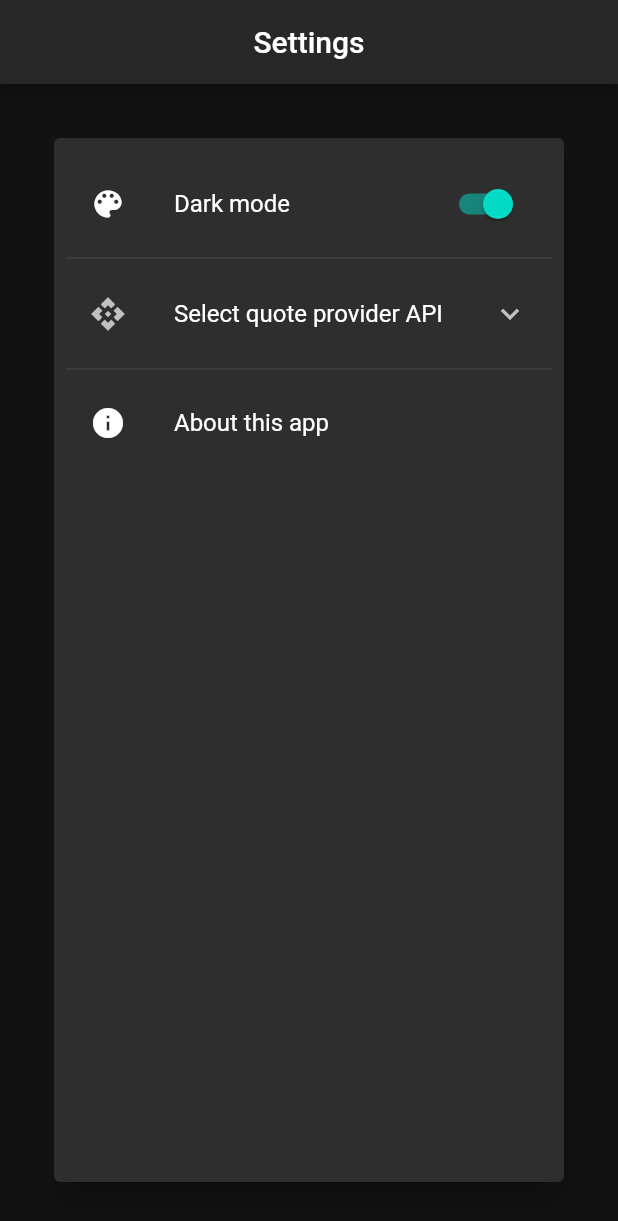
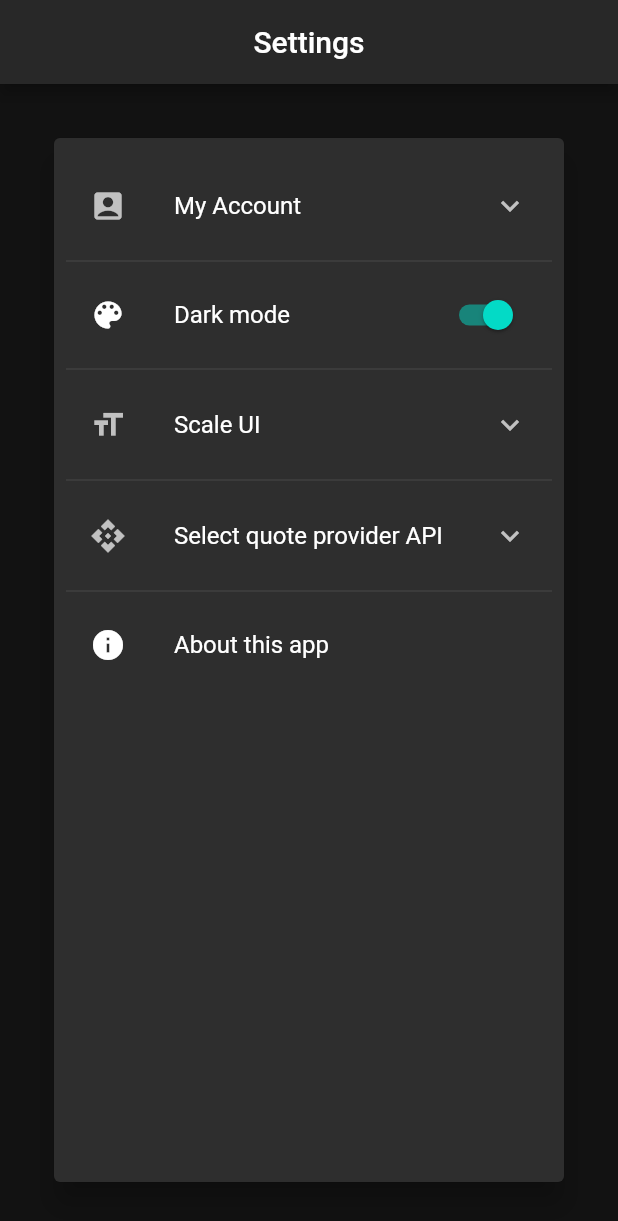
Before and after one commit to dkinzler/flutter-quotes, a Flutter app: the SettingsScreen screen opened by its route, on a phone screen of 412 x 824 dp. Shown: the top 1221 px of the screen. Run offline on Flutter 3.47's test engine with Material 2 defaults, Android fonts, the phone set to English and light mode, and no system bars; our stand-ins replace bloc, bloc_concurrency, device_preview, equatable, flutter_bloc, flutter_form_builder and 6 more; missing offline and left inert: shared_preferences_web; accounts and stored records are empty.

Commit message:
ability to store and retrieve login sessions, ui scale slider and my account info for settings screen

```diff
--- a/lib/auth/user.dart
+++ b/lib/auth/user.dart
@@ -2,14 +2,38 @@ import 'package:equatable/equatable.dart';
 
 class User extends Equatable {
   final String email;
+  final String name;
+  final DateTime? lastLoginTime;
 
   const User({
     required this.email,
+    required this.name,
+    this.lastLoginTime,
   });
 
-  const User.empty() :
-    email = '';
+  const User.empty()
+      : email = '',
+        name = '',
+        lastLoginTime = null;
 
   @override
-  List<Object?> get props => [email];
+  List<Object?> get props => [email, name, lastLoginTime];
+
+  Map<String, dynamic> toMap() {
+    return {
+      'email': email,
+      'name': name,
+      'lastLoginTime': lastLoginTime?.millisecondsSinceEpoch,
+    };
+  }
+
+  factory User.fromMap(Map<String, dynamic> map) {
+    return User(
+      email: map['email'] ?? '',
+      name: map['name'] ?? '',
+      lastLoginTime: map['lastLoginTime'] != null
+          ? DateTime.fromMillisecondsSinceEpoch(map['lastLoginTime'])
+          : null,
+    );
+  }
 }
--- a/lib/home/nav.dart
+++ b/lib/home/nav.dart
@@ -1,6 +1,4 @@
 import 'package:flutter/material.dart';
-import 'package:flutter_bloc/flutter_bloc.dart';
-import 'package:flutter_sample/auth/auth_cubit.dart';
 import 'package:flutter_sample/home/actions.dart';
 import 'package:flutter_sample/routing/routing.dart';
 import 'package:flutter_sample/theme/theme.dart';
@@ -19,8 +17,6 @@ class _NavRailState extends State<NavRail> {
 
   @override
   Widget build(BuildContext context) {
-    //TODO if window gets too small we can't display it all, then a listview would be better, but with the ListView can we easily make it so that logout and settings is at the bottom?
-    //should be fine though, if not use a singleChildScrollView
     Widget extendIcon = const Icon(Icons.double_arrow);
     if (extended) {
       extendIcon = Transform.scale(
@@ -29,8 +25,11 @@ class _NavRailState extends State<NavRail> {
       );
     }
 
+    var minExtendedWidth = 232 * context.appTheme.scale;
+
     return NavigationRail(
       extended: extended,
+      minExtendedWidth: minExtendedWidth,
       selectedIndex: _tabToIndex(widget.selectedTab),
       leading: IconButton(
         icon: extendIcon,
@@ -77,6 +76,7 @@ class _NavRailState extends State<NavRail> {
         //and one for settings and logout
         child: NavigationRail(
           extended: extended,
+          minExtendedWidth: minExtendedWidth,
           selectedIndex: null,
           //align widgets to the bottom
           groupAlignment: 1.0,
--- a/lib/search/search_cubit.dart
+++ b/lib/search/search_cubit.dart
@@ -25,6 +25,7 @@ class SearchState extends Equatable {
   final String query;
   final List<Quote>? quotes;
   final Object? queryCursor;
+  final int? totalNumberOfResults;
 
   bool get canLoadMore => queryCursor != null;
   bool get hasResults => quotes != null;
@@ -35,22 +36,26 @@ class SearchState extends Equatable {
     this.query = '',
     this.quotes,
     this.queryCursor,
+    this.totalNumberOfResults,
   });
 
   @override
-  List<Object?> get props => [status, query, quotes, queryCursor];
+  List<Object?> get props =>
+      [status, query, quotes, queryCursor, totalNumberOfResults];
 
   SearchState copyWith({
     SearchStatus? status,
     String? query,
     List<Quote>? quotes,
     Object? queryCursor,
+    int? totalNumberOfResults,
   }) {
     return SearchState(
       status: status ?? this.status,
       query: query ?? this.query,
       quotes: quotes ?? this.quotes,
       queryCursor: queryCursor ?? this.queryCursor,
+      totalNumberOfResults: totalNumberOfResults ?? this.totalNumberOfResults,
     );
   }
 }
@@ -99,6 +104,7 @@ class SearchCubit extends Cubit<SearchState> {
         query: query,
         quotes: result.quotes,
         queryCursor: result.queryCursor,
+        totalNumberOfResults: result.totalNumberOfResults,
       ));
       return true;
     } catch (e) {
@@ -135,6 +141,7 @@ class SearchCubit extends Cubit<SearchState> {
         quotes: newQuotes,
         //Note: we can't use state.copyWith here, because if result.queryCursor is null the queryCursor field of state would not actually be set to null, since copyWith ignores null arguments
         queryCursor: result.queryCursor,
+        totalNumberOfResults: result.totalNumberOfResults,
       ));
       return true;
     } catch (e) {
--- a/lib/settings/settings_cubit.dart
+++ b/lib/settings/settings_cubit.dart
@@ -1,6 +1,4 @@
 import 'package:equatable/equatable.dart';
-import 'package:flutter_sample/quote/mock/apiclient.dart';
-import 'package:flutter_sample/quote/quotable/apiclient.dart';
 import 'package:hydrated_bloc/hydrated_bloc.dart';
 
 //TODO right now these settings are global to the app
@@ -24,33 +22,42 @@ enum QuoteProvider {
 class Settings extends Equatable {
   final bool darkMode;
   final QuoteProvider quoteProvider;
+  final double uiScale;
 
   const Settings({
     this.darkMode = true,
     this.quoteProvider = QuoteProvider.mock,
+    this.uiScale = 1.0,
   });
 
   @override
-  List<Object?> get props => [darkMode, quoteProvider];
+  List<Object?> get props => [darkMode, quoteProvider, uiScale];
 
   Settings copyWith({
     bool? darkMode,
     QuoteProvider? quoteProvider,
+    double? uiScale,
   }) {
     return Settings(
       darkMode: darkMode ?? this.darkMode,
       quoteProvider: quoteProvider ?? this.quoteProvider,
+      uiScale: uiScale ?? this.uiScale,
     );
   }
 
   Map<String, dynamic> toMap() {
-    return {'darkMode': darkMode, 'quoteProvider': quoteProvider.name};
+    return {
+      'darkMode': darkMode,
+      'quoteProvider': quoteProvider.name,
+      'uiScale': uiScale
+    };
   }
 
   factory Settings.fromMap(Map<String, dynamic> map) {
     return Settings(
       darkMode: map['darkMode'],
       quoteProvider: QuoteProvider.fromString(map['quoteProvider']),
+      uiScale: map['uiScale'],
     );
   }
 }
@@ -66,6 +73,10 @@ class SettingsCubit extends HydratedCubit<Settings> {
     emit(state.copyWith(quoteProvider: quoteProvider));
   }
 
+  void setUIScale(double scale) {
+    emit(state.copyWith(uiScale: scale));
+  }
+
   @override
   Settings? fromJson(Map<String, dynamic> json) => Settings.fromMap(json);
 
--- a/lib/settings/settings_screen.dart
+++ b/lib/settings/settings_screen.dart
@@ -1,7 +1,9 @@
 import 'package:flutter/material.dart';
 import 'package:flutter_bloc/flutter_bloc.dart';
+import 'package:flutter_sample/auth/auth_cubit.dart';
 import 'package:flutter_sample/settings/settings_cubit.dart';
 import 'package:flutter_sample/theme/theme.dart';
+import 'package:intl/intl.dart';
 
 class SettingsScreen extends StatelessWidget {
   const SettingsScreen({Key? key}) : super(key: key);
@@ -33,6 +35,8 @@ class SettingsScreen extends StatelessWidget {
                 ),
                 child: Column(
                   children: [
+                    const MyAccountTile(),
+                    const Divider(),
                     SwitchListTile(
                       title: const Text('Dark mode'),
                       secondary: const Icon(Icons.color_lens),
@@ -41,6 +45,8 @@ class SettingsScreen extends StatelessWidget {
                         context.read<SettingsCubit>().setDarkMode(value);
                       },
                     ),
+                    const Divider(),
+                    const UIScaleSliderTile(),
                     const Divider(),
                     const QuoteProviderSelectionTile(),
                     const Divider(),
@@ -94,3 +100,68 @@ class QuoteProviderSelectionTile extends StatelessWidget {
     }
   }
 }
+
+class UIScaleSliderTile extends StatelessWidget {
+  const UIScaleSliderTile({Key? key}) : super(key: key);
+
+  @override
+  Widget build(BuildContext context) {
+    return ExpansionTile(
+        leading: const Icon(Icons.format_size),
+        title: const Text('Scale UI'),
+        children: [
+          Builder(
+            builder: (context) {
+              var uiScale =
+                  context.select<SettingsCubit, double>((c) => c.state.uiScale);
+              return Slider(
+                min: 1.0,
+                max: 2.5,
+                value: uiScale,
+                onChanged: (value) {
+                  context.read<SettingsCubit>().setUIScale(value);
+                },
+              );
+            },
+          ),
+        ]);
+  }
+}
+
+class MyAccountTile extends StatelessWidget {
+  const MyAccountTile({Key? key}) : super(key: key);
+
+  @override
+  Widget build(BuildContext context) {
+    var authState = context.watch<AuthCubit>().state;
+
+    List<Widget> children;
+    if (authState.isAuthenticated) {
+      var user = authState.user;
+      children = [
+        ListTile(
+          title: const Text('Email'),
+          subtitle: Text(user.email),
+        ),
+        ListTile(
+          title: const Text('Name'),
+          subtitle: Text(user.name),
+        ),
+        if (user.lastLoginTime != null)
+          ListTile(
+            title: const Text('Last logged in'),
+            subtitle:
+                Text(DateFormat.yMMMd().add_jm().format(user.lastLoginTime!)),
+          ),
+      ];
+    } else {
+      children = [const Text('Not logged in')];
+    }
+
+    return ExpansionTile(
+      leading: const Icon(Icons.account_box),
+      title: const Text('My Account'),
+      children: children,
+    );
+  }
+}
--- a/lib/theme/app_theme.dart
+++ b/lib/theme/app_theme.dart
@@ -44,16 +44,11 @@ class AppThemeData extends Equatable {
         insets,
       ];
 
-  IconThemeData get iconTheme => IconThemeData(
-        size: 24.0 * scale,
-      );
-
   ThemeData themeDataFrom(ThemeData base) {
     return base.copyWith(
       textTheme: base.textTheme.apply(fontSizeFactor: fontSizeFactor),
       primaryTextTheme:
           base.primaryTextTheme.apply(fontSizeFactor: fontSizeFactor),
-      iconTheme: base.iconTheme.merge(iconTheme),
     );
   }
 
@@ -90,9 +85,12 @@ class AppTheme extends StatelessWidget {
   Widget build(BuildContext context) {
     var size = MediaQuery.of(context).size;
     var layout = Layout.fromSize(size);
+    var uiScale = context.select<SettingsCubit, double>((c) => c.state.uiScale);
     var theme = Theme.of(context);
     var appThemeData = AppThemeData(
       layout: layout,
+      scale: uiScale,
+      fontSizeFactor: uiScale,
     );
     return _InheritedAppTheme(
       appThemeData: appThemeData,
--- a/lib/theme/insets.dart
+++ b/lib/theme/insets.dart
@@ -1,6 +1,11 @@
 import 'package:equatable/equatable.dart';
 import 'package:flutter/widgets.dart';
 
+/*
+Provides common insets/paddings that should be used across the app for consistency.
+They can be obtained using the extension on BuildContext by simply typing: context.insets.paddingM.
+The insets will be automatically scaled using the AppThemeData.scale factor that can be changed in the settings of the app.
+*/
 class Insets extends Equatable {
   final double scale;
 
@@ -19,8 +24,7 @@ class Insets extends Equatable {
       EdgeInsets.symmetric(
           horizontal: horizontal * scale, vertical: vertical * scale);
 
-  EdgeInsetsGeometry symmetricAll(double value) =>
-      EdgeInsets.all(value * scale);
+  EdgeInsetsGeometry allScaled(double value) => EdgeInsets.all(value * scale);
 
   @override
   List<Object?> get props => [scale];
--- a/lib/theme/sizes.dart
+++ b/lib/theme/sizes.dart
@@ -1,5 +1,10 @@
 import 'package:equatable/equatable.dart';
 
+/*
+Provides common sizes that should be used across the app for consistency.
+They can be obtained using the extension on BuildContext by simply typing: context.sizes.spaceM.
+The sizes will be automatically scaled using the AppThemeData.scale factor that can be changed in the settings of the app.
+*/
 class Sizes extends Equatable {
   final double scale;
 
--- a/pubspec.yaml
+++ b/pubspec.yaml
@@ -52,6 +52,7 @@ dependencies:
   animations: ^2.0.3
   hydrated_bloc: ^8.1.0
   path_provider: ^2.0.11
+  intl: ^0.17.0
 
 dev_dependencies:
   integration_test:
```
Also changed, not shown: lib/auth/auth_cubit.dart (+123 -18 lines), lib/auth/login/login_screen.dart (+15 -5 lines), lib/search/search_result_header.dart (added, +28 -0 lines), lib/search/search_screen.dart (+5 -2 lines), 1 other file.
